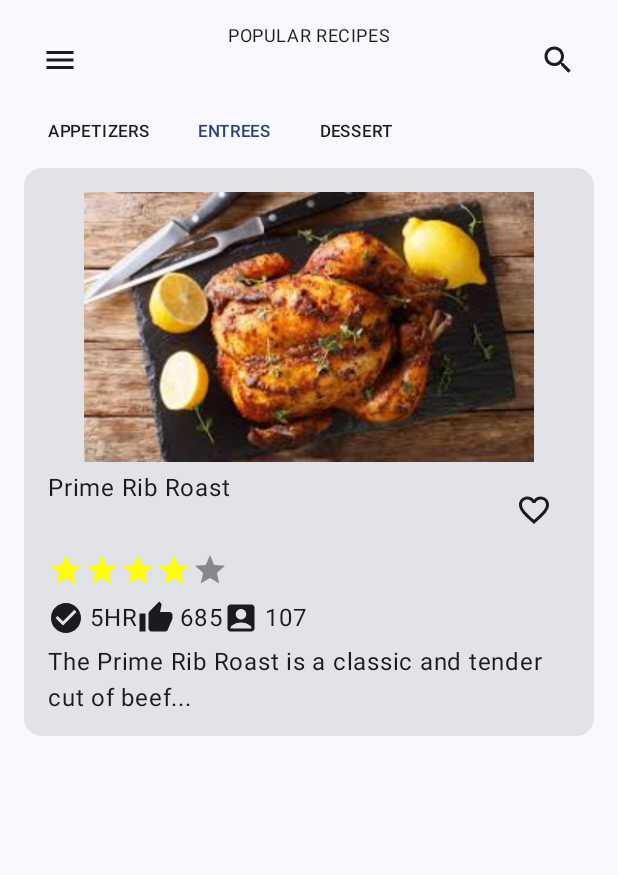
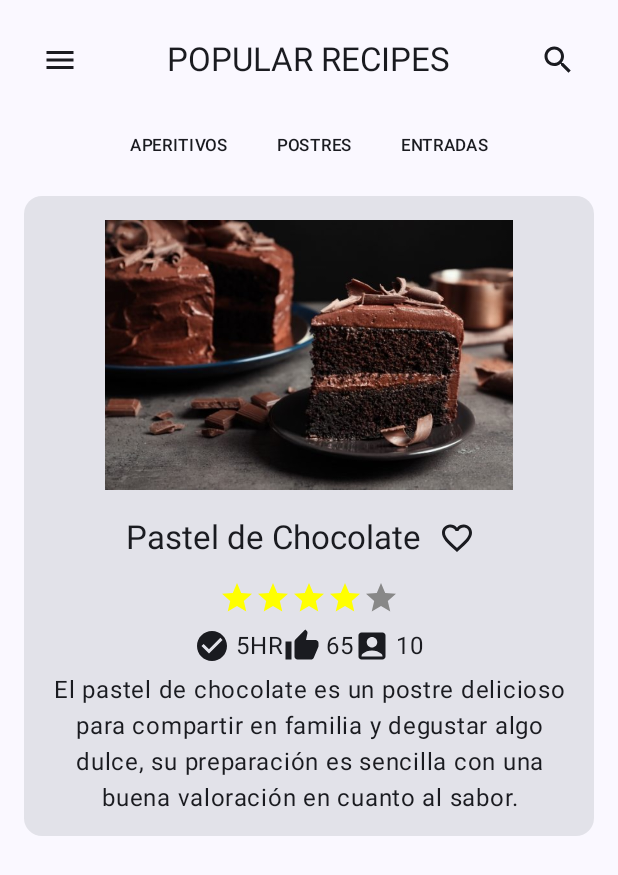
Before and after one commit to Tunchxz/Laboratorio-6-CC3087, an Android app built with Jetpack Compose: the composable RecipeScreen shown on its own in the app's theme, on a phone screen of 412 x 824 dp. Shown: the top 875 px of the screen. Run offline under Robolectric (Android 15) with nearby library versions, the phone set to English and light mode, and no system bars.

Commit message:
Modificaciones de formato en Home Screen

```diff
--- a/app/src/main/java/uvg/edu/laboratorio6/screens/HomeScreen.kt
+++ b/app/src/main/java/uvg/edu/laboratorio6/screens/HomeScreen.kt
@@ -29,11 +29,15 @@ import androidx.compose.runtime.getValue
 import androidx.compose.runtime.mutableStateOf
 import androidx.compose.runtime.remember
 import androidx.compose.runtime.setValue
+import androidx.compose.ui.Alignment
 import androidx.compose.ui.Modifier
 import androidx.compose.ui.graphics.Color
 import androidx.compose.ui.res.painterResource
+import androidx.compose.ui.text.style.TextAlign
+import androidx.compose.ui.tooling.preview.Preview
 import androidx.compose.ui.unit.dp
 import uvg.edu.laboratorio6.R
+import uvg.edu.laboratorio6.ui.theme.Laboratorio6Theme
 
 @Composable
 fun RecipeScreen() {
@@ -47,22 +51,23 @@ fun RecipeScreen() {
         // Title and Icons at the top
         Row(
             modifier = Modifier.fillMaxWidth(),
-            horizontalArrangement = Arrangement.SpaceBetween
+            horizontalArrangement = Arrangement.SpaceBetween,
+            verticalAlignment = Alignment.CenterVertically
         ) {
             IconButton(onClick = { /* Acción del menú lateral */ }) {
                 Icon(Icons.Default.Menu, contentDescription = "Menu")
             }
-            Text(text = "POPULAR RECIPES", style = MaterialTheme.typography.bodySmall)
+            Text(text = "POPULAR RECIPES", style = MaterialTheme.typography.titleLarge)
             IconButton(onClick = { /* Acción de búsqueda */ }) {
                 Icon(Icons.Default.Search, contentDescription = "Search")
             }
         }
 
         LazyRow(
-            modifier = Modifier.padding(vertical = 16.dp),
+            modifier = Modifier.padding(vertical = 25.dp).align(Alignment.CenterHorizontally),
             horizontalArrangement = Arrangement.SpaceAround
         ) {
-            items(listOf("APPETIZERS", "ENTREES", "DESSERT")) { category ->
+            items(listOf("APERITIVOS", "POSTRES", "ENTRADAS")) { category ->
                 Text(
                     text = category,
                     modifier = Modifier
@@ -77,7 +82,6 @@ fun RecipeScreen() {
             }
         }
 
-
         // Recipe card
         Card(
             modifier = Modifier.fillMaxWidth(),
@@ -87,8 +91,8 @@ fun RecipeScreen() {
             ) {
                 // Image
                 Image(
-                    painter = painterResource(R.drawable.pollo_asado), // Reemplazar con tu imagen
-                    contentDescription = "Prime Rib Roast",
+                    painter = painterResource(R.drawable.pastel_de_chocolate),
+                    contentDescription = "Pastel de Chocolate",
                     modifier = Modifier
                         .fillMaxWidth()
                         .height(180.dp)
@@ -98,18 +102,21 @@ fun RecipeScreen() {
                 Row(
                     modifier = Modifier
                         .fillMaxWidth()
-                        .padding(top = 8.dp),
-                    horizontalArrangement = Arrangement.SpaceBetween
+                        .padding(top = 8.dp)
+                        .align(Alignment.CenterHorizontally),
+                    horizontalArrangement = Arrangement.Center,
+                    verticalAlignment = Alignment.CenterVertically
                 ) {
-                    Text(text = "Prime Rib Roast", style = MaterialTheme.typography.bodyLarge)
+                    Text(text = "Pastel de Chocolate", style = MaterialTheme.typography.titleLarge)
                     IconButton(onClick = { /* Acción del favorito */ }) {
                         Icon(Icons.Default.FavoriteBorder, contentDescription = "Favorite")
                     }
                 }
 
+
                 // Rating stars
                 Row(
-                    modifier = Modifier.padding(top = 4.dp)
+                    modifier = Modifier.padding(top = 4.dp).align(Alignment.CenterHorizontally)
                 ) {
                     repeat(4) {
                         Icon(
@@ -127,7 +134,7 @@ fun RecipeScreen() {
 
                 // Time, likes, and comments
                 Row(
-                    modifier = Modifier.padding(top = 8.dp),
+                    modifier = Modifier.padding(top = 8.dp).align(Alignment.CenterHorizontally),
                     horizontalArrangement = Arrangement.SpaceBetween
                 ) {
                     Row {
@@ -136,21 +143,31 @@ fun RecipeScreen() {
                     }
                     Row {
                         Icon(Icons.Default.ThumbUp, contentDescription = "Likes")
-                        Text(text = "685", modifier = Modifier.padding(start = 4.dp))
+                        Text(text = "65", modifier = Modifier.padding(start = 4.dp))
                     }
                     Row {
                         Icon(Icons.Default.AccountBox, contentDescription = "Comments")
-                        Text(text = "107", modifier = Modifier.padding(start = 4.dp))
+                        Text(text = "10", modifier = Modifier.padding(start = 4.dp))
                     }
                 }
 
                 // Description
                 Text(
-                    text = "The Prime Rib Roast is a classic and tender cut of beef...",
-                    modifier = Modifier.padding(top = 8.dp),
-                    style = MaterialTheme.typography.bodyLarge
+                    text = "El pastel de chocolate es un postre delicioso para compartir en familia y degustar algo dulce, su preparación es sencilla con una buena valoración en cuanto al sabor.",
+                    modifier = Modifier.padding(top = 8.dp).align(Alignment.CenterHorizontally),
+                    style = MaterialTheme.typography.bodyLarge,
+                    textAlign = TextAlign.Center
+
                 )
             }
         }
     }
 }
+
+@Preview(showBackground = true)
+@Composable
+fun HomeScreenPreview() {
+    Laboratorio6Theme {
+        RecipeScreen()
+    }
+}
```
